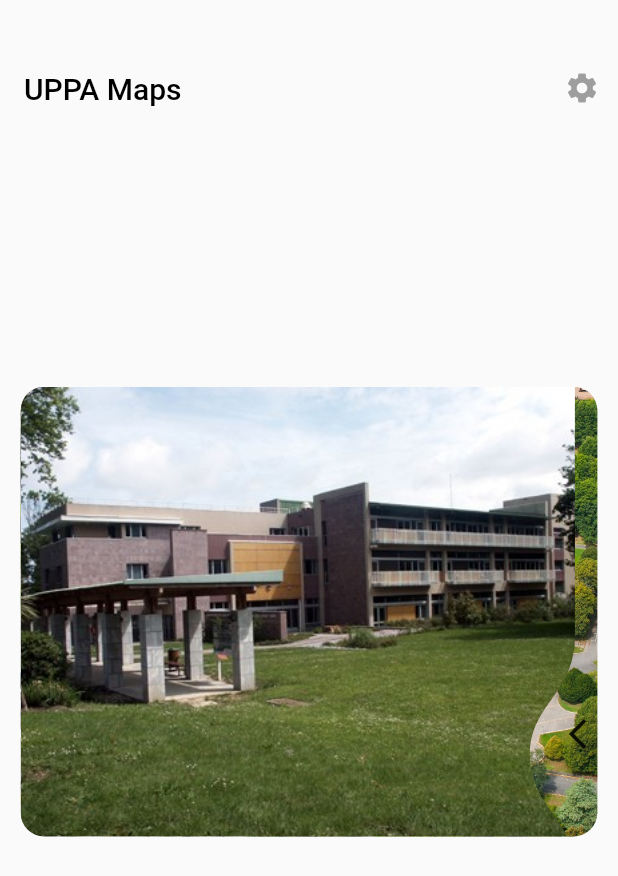
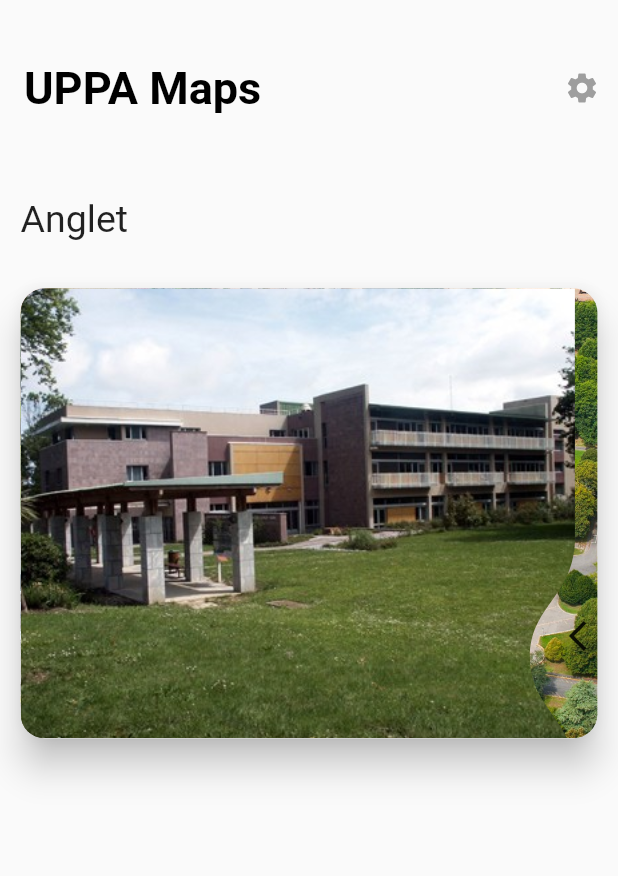
Before and after one commit to Boubourazi/prog_mobile, a Flutter app: the screen it shows after launch, on a phone screen of 412 x 824 dp. Shown: the top 876 px of the screen. Run offline on Flutter 3.47's test engine with Material 2 defaults, Android fonts, the phone set to English and light mode, and no system bars; drawn by our look-alikes of liquid_swipe, velocity_x; our stand-ins replace animated_text_kit, google_fonts, shared_preferences; missing offline and left inert: shared_preferences_web.

Commit message:
stable campus picker

```diff
--- /dev/null
+++ b/lib/logic/store.dart
@@ -0,0 +1,18 @@
+import 'package:velocity_x/velocity_x.dart';
+
+//Store
+class GlobalStore extends VxStore {
+  List<String> campus = ["Anglet", "Pau", "Mont de Marsan"];
+  int currentCampus = 0;
+}
+
+//Mutations
+class ChangeCurrentCampus extends VxMutation<GlobalStore> {
+  final int value;
+  ChangeCurrentCampus(this.value);
+
+  @override
+  perform() {
+    store!.currentCampus = value;
+  }
+}
--- a/lib/main.dart
+++ b/lib/main.dart
@@ -1,9 +1,19 @@
 import 'package:flutter/material.dart';
 import 'package:prog_mobile/widgets/campus_picker.dart';
 import 'package:prog_mobile/widgets/settings_page.dart';
+import 'package:google_fonts/google_fonts.dart';
+import 'package:shared_preferences/shared_preferences.dart';
+import 'package:velocity_x/velocity_x.dart';
+import 'package:prog_mobile/logic/store.dart';
+import 'package:animated_text_kit/animated_text_kit.dart';
 
 void main() {
-  runApp(const MyApp());
+  runApp(
+    VxState(
+      store: GlobalStore(),
+      child: const MyApp(),
+    ),
+  );
 }
 
 class MyApp extends StatelessWidget {
@@ -37,7 +47,7 @@ class MyHomePage extends StatefulWidget {
   final List<Map<String, String>> imageUrls = [
     {"url": "assets/images/anglet_campus.jpg", "name": "Anglet"},
     {"url": "assets/images/pau_campus.jpg", "name": "Pau"},
-    {"url": "assets/images/mdm_campus.jpg", "name": "Pau"}
+    {"url": "assets/images/mdm_campus.jpg", "name": "Mont de Marsan"}
   ];
   @override
   State<MyHomePage> createState() => _MyHomePageState();
@@ -46,6 +56,10 @@ class MyHomePage extends StatefulWidget {
 class _MyHomePageState extends State<MyHomePage> {
   @override
   Widget build(BuildContext context) {
+    VxState.watch(context, on: [ChangeCurrentCampus]);
+
+    GlobalStore store = VxState.store;
+
     return Scaffold(
       appBar: AppBar(
         actionsIconTheme: Theme.of(context).appBarTheme.actionsIconTheme,
@@ -54,7 +68,11 @@ class _MyHomePageState extends State<MyHomePage> {
         toolbarHeight: MediaQuery.of(context).size.height / 7,
         title: Text(
           widget.title,
-          style: const TextStyle(color: Colors.black),
+          style: GoogleFonts.roboto(
+            color: Colors.black,
+            fontSize: 30,
+            fontWeight: FontWeight.bold,
+          ),
         ),
         actions: [
           IconButton(
@@ -71,18 +89,30 @@ class _MyHomePageState extends State<MyHomePage> {
           ),
         ],
       ),
-      body: Column(
+      body: Padding(
+        padding: EdgeInsets.all(MediaQuery.of(context).size.width / 30),
+        child: Column(
+          crossAxisAlignment: CrossAxisAlignment.start,
           children: [
+            Text(
+              store.campus[store.currentCampus],
+              style: GoogleFonts.roboto(fontSize: 25),
+            ),
             const Spacer(),
             Center(
+              child: Material(
+                borderRadius: BorderRadius.circular(16),
+                elevation: 10,
                 child: CampusPicker(
                   imageUrls: widget.imageUrls,
                 ),
               ),
+            ),
             const Spacer(
-            flex: 2,
+              flex: 10,
             ),
           ],
+        ),
       ),
     );
   }
--- a/lib/widgets/campus_picker.dart
+++ b/lib/widgets/campus_picker.dart
@@ -1,26 +1,36 @@
 import 'package:flutter/material.dart';
 import 'package:liquid_swipe/liquid_swipe.dart';
 import 'package:prog_mobile/widgets/liquid_swipe_container.dart';
+import 'package:shared_preferences/shared_preferences.dart';
+import 'package:velocity_x/velocity_x.dart';
+import 'package:prog_mobile/logic/store.dart';
 
-class CampusPicker extends StatelessWidget {
+class CampusPicker extends StatefulWidget {
   final List<Map<String, String>>? imageUrls;
 
   const CampusPicker({Key? key, @required this.imageUrls}) : super(key: key);
 
   @override
+  State<CampusPicker> createState() => _CampusPickerState();
+}
+
+class _CampusPickerState extends State<CampusPicker> {
+  @override
   Widget build(BuildContext context) {
-    return Padding(
-      padding: EdgeInsets.all(MediaQuery.of(context).size.width / 30),
-      child: ClipRRect(
+    GlobalStore store = VxState.store;
+    return ClipRRect(
       borderRadius: BorderRadius.circular(16),
       child: SizedBox(
         height: 300,
         child: LiquidSwipe(
+          initialPage: store.currentCampus,
+          onPageChangeCallback: (page) => ChangeCurrentCampus(page),
+          liquidController: LiquidController(),
           positionSlideIcon: 0.82,
           enableSideReveal: true,
           waveType: WaveType.liquidReveal,
           slideIconWidget: const Icon(Icons.arrow_back_ios_new),
-            pages: imageUrls!
+          pages: widget.imageUrls!
               .map(
                 (e) => LiquidSwipeContainer(
                     child: Image.asset(
@@ -31,7 +41,6 @@ class CampusPicker extends StatelessWidget {
               .toList(),
         ),
       ),
-      ),
     );
   }
 }
--- a/lib/widgets/liquid_swipe_container.dart
+++ b/lib/widgets/liquid_swipe_container.dart
@@ -13,7 +13,7 @@ class LiquidSwipeContainer extends StatelessWidget {
       height: 300,
       child: FittedBox(
         fit: BoxFit.cover,
-        child: child,
+        child: child!,
       ),
     );
   }
--- a/pubspec.yaml
+++ b/pubspec.yaml
@@ -36,6 +36,9 @@ dependencies:
   cupertino_icons: ^1.0.2
   liquid_swipe: ^2.1.1
   shared_preferences: ^2.0.11
+  google_fonts: ^2.2.0
+  velocity_x: ^3.3.0
+  animated_text_kit: ^4.2.1
 
 dev_dependencies:
   flutter_test:
```
Also changed, not shown: lib/widgets/settings_page.dart (+14 -3 lines), 2 other files. Lines whose indentation alone changed are shown as unchanged.
